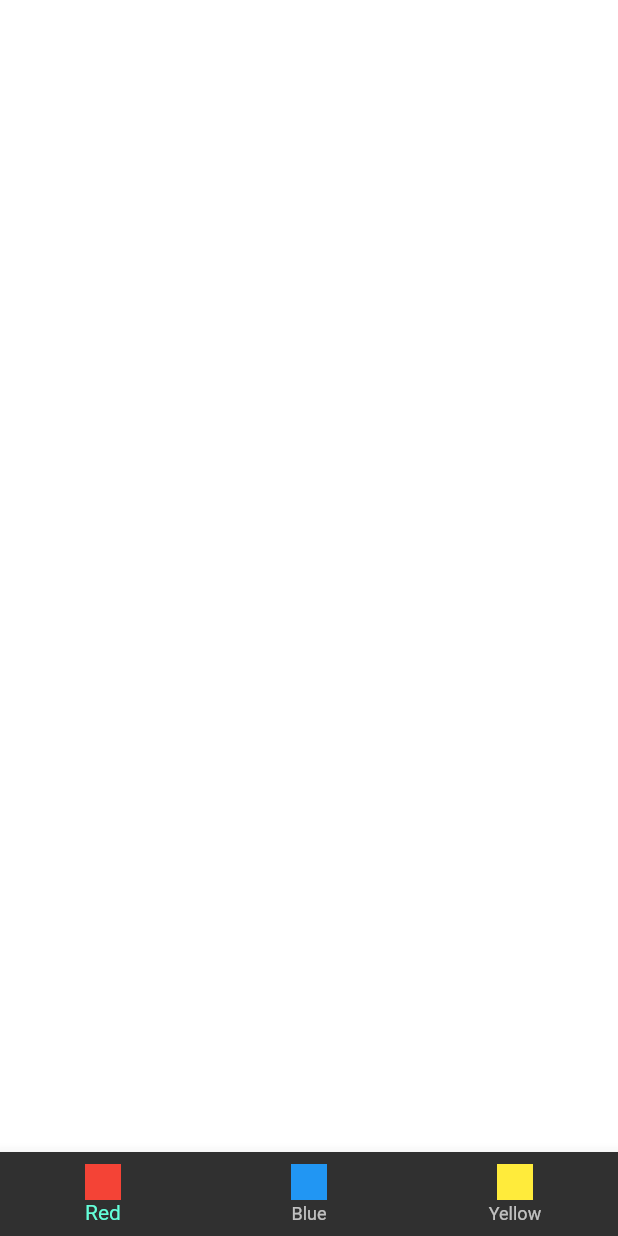
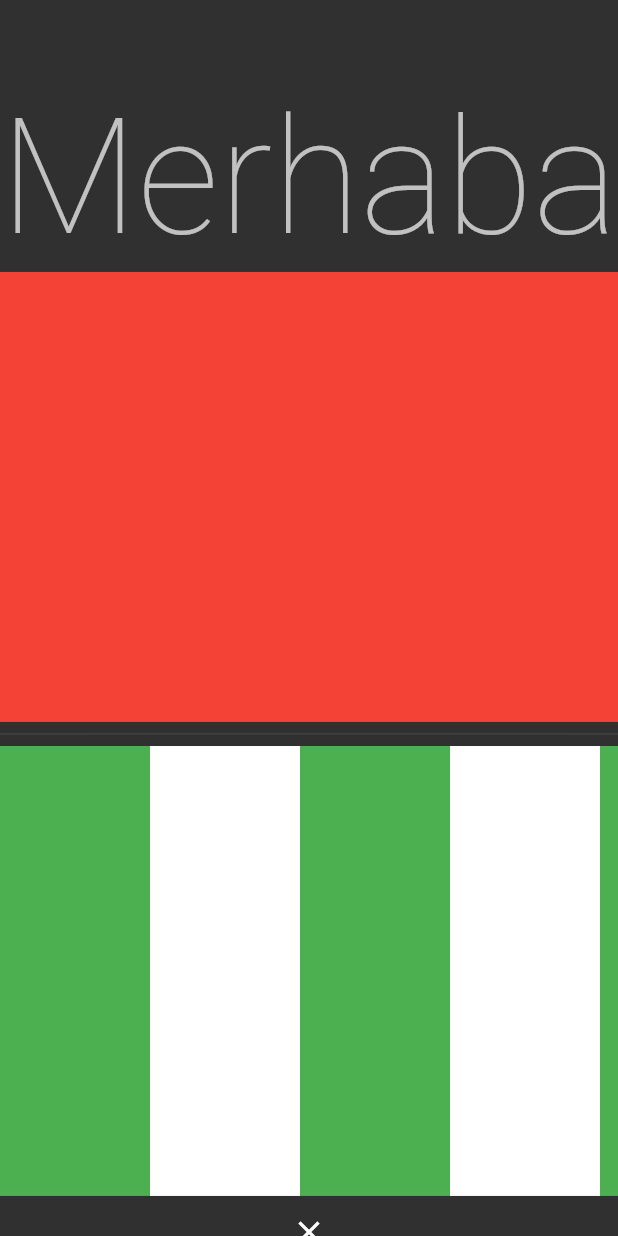
Before and after one commit to ahmetcakr/flutter_full_learn, a Flutter app: the screen it shows after launch, on a phone screen of 412 x 824 dp. Run offline on Flutter 3.47's test engine with Material 2 defaults, Android fonts, the phone set to English and light mode, and no system bars.

Commit message:
using life cycle in color selecting app and added list view learn file

```diff
--- /dev/null
+++ b/lib/101/list_view_learn.dart
@@ -0,0 +1,156 @@
+import 'package:flutter/material.dart';
+
+class ListViewLearn extends StatefulWidget {
+  const ListViewLearn({Key? key}) : super(key: key);
+
+  @override
+  State<ListViewLearn> createState() => _ListViewLearnState();
+}
+
+class _ListViewLearnState extends State<ListViewLearn> {
+  @override
+  Widget build(BuildContext context) {
+    return Scaffold(
+      appBar: AppBar(),
+      body: ListView(
+        padding: EdgeInsets.zero,
+        children: [
+          FittedBox(
+            child: Text(
+              'Merhaba',
+              style: Theme.of(context).textTheme.headline1,
+            ),
+          ),
+          Container(
+            color: Colors.red,
+            height: 300,
+          ),
+          const Divider(),
+          SizedBox(
+            height: 300,
+            child: ListView(
+              scrollDirection: Axis.horizontal,
+              children: [
+                Container(
+                  color: Colors.green,
+                  width: 100,
+                ),
+                Container(
+                  color: Colors.white,
+                  width: 100,
+                ),
+                Container(
+                  color: Colors.green,
+                  width: 100,
+                ),
+                Container(
+                  color: Colors.white,
+                  width: 100,
+                ),
+                Container(
+                  color: Colors.green,
+                  width: 100,
+                ),
+                Container(
+                  color: Colors.white,
+                  width: 100,
+                ),
+                Container(
+                  color: Colors.green,
+                  width: 100,
+                ),
+                Container(
+                  color: Colors.white,
+                  width: 100,
+                ),
+              ],
+            ),
+          ),
+          IconButton(onPressed: () {}, icon: const Icon(Icons.close)),
+
+          // XXXXXX
+
+          FittedBox(
+            child: Text(
+              'Merhaba',
+              style: Theme.of(context).textTheme.headline1,
+            ),
+          ),
+          Container(
+            color: Colors.red,
+            height: 300,
+          ),
+          const Divider(),
+          SizedBox(
+            height: 300,
+            child: ListView(
+              scrollDirection: Axis.horizontal,
+              children: [
+                Container(
+                  color: Colors.green,
+                  width: 100,
+                ),
+                Container(
+                  color: Colors.white,
+                  width: 100,
+                ),
+                Container(
+                  color: Colors.green,
+                  width: 100,
+                ),
+                Container(
+                  color: Colors.white,
+                  width: 100,
+                ),
+                Container(
+                  color: Colors.green,
+                  width: 100,
+                ),
+                Container(
+                  color: Colors.white,
+                  width: 100,
+                ),
+                Container(
+                  color: Colors.green,
+                  width: 100,
+                ),
+                Container(
+                  color: Colors.white,
+                  width: 100,
+                ),
+              ],
+            ),
+          ),
+          IconButton(onPressed: () {}, icon: const Icon(Icons.close)),
+          const _ListDemo()
+        ],
+      ),
+    );
+  }
+}
+
+class _ListDemo extends StatefulWidget {
+  const _ListDemo({Key? key}) : super(key: key);
+
+  @override
+  State<_ListDemo> createState() => __ListDemoState();
+}
+
+class __ListDemoState extends State<_ListDemo> {
+  @override
+  void initState() {
+    super.initState();
+    print('Hello');
+  }
+
+  @override
+  void dispose() {
+    super.dispose();
+    print('Exit');
+  }
+
+  @override
+  Widget build(BuildContext context) {
+    return Container();
+  }
+}
--- a/lib/main.dart
+++ b/lib/main.dart
@@ -1,6 +1,7 @@
 import 'package:flutter/material.dart';
 import 'package:flutter/services.dart';
-import 'package:flutter_full_learn/demos/color_demos_view.dart';
+
+import '101/list_view_learn.dart';
 
 void main() {
   runApp(const MyApp()); // AliDayı
@@ -36,7 +37,7 @@ class MyApp extends StatelessWidget {
               elevation: 0,
               systemOverlayStyle: SystemUiOverlayStyle.light)),
 
-      home: const ColorsDemos(),
+      home: const ListViewLearn(),
     );
   }
 }
```
Also changed, not shown: lib/demos/color_demos_view.dart (+20 -1 lines), lib/demos/color_life_cycle_view.dart (added, +40 -0 lines).
